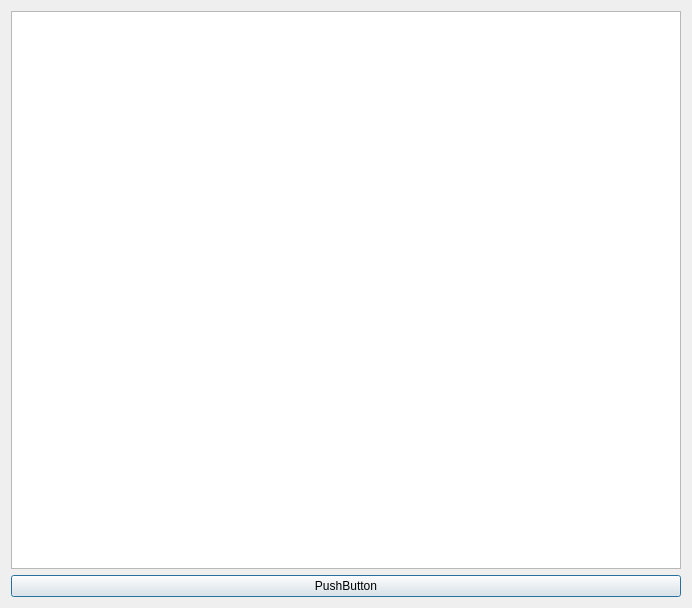
Old version of the form FzOverview.ui in the repository pyphil/Kursbuch.
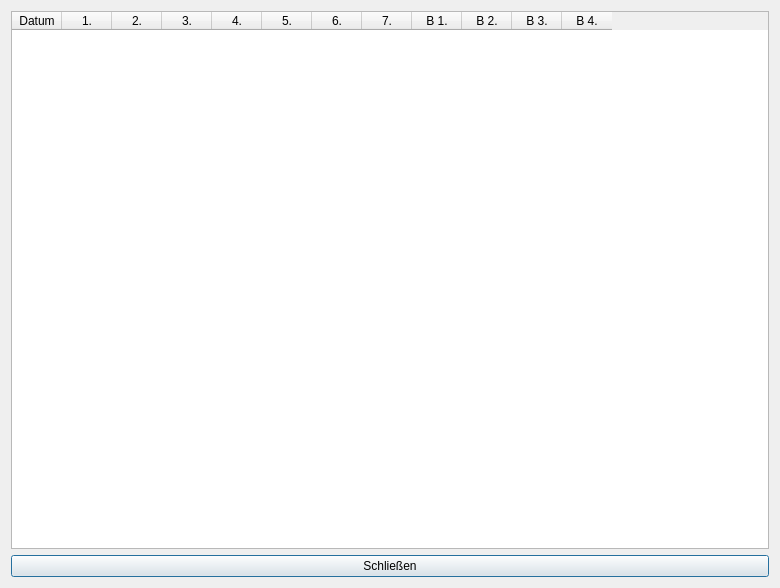
New version of the form. Icons and pictures are not drawn.

Commit message: FzOverview tableWidget + Block

Patch:
```diff
--- a/FzOverview.ui
+++ b/FzOverview.ui
@@ -6,22 +6,89 @@
    <rect>
     <x>0</x>
     <y>0</y>
-    <width>692</width>
-    <height>608</height>
+    <width>780</width>
+    <height>588</height>
    </rect>
   </property>
   <property name="windowTitle">
    <string>Dialog</string>
   </property>
   <layout class="QGridLayout" name="gridLayout">
-   <item row="0" column="0">
-    <widget class="QTableWidget" name="tableWidget"/>
+   <item row="2" column="0">
+    <widget class="QPushButton" name="pushButtonSchliessen">
+     <property name="text">
+      <string>Schließen</string>
+     </property>
+    </widget>
    </item>
    <item row="1" column="0">
-    <widget class="QPushButton" name="pushButton">
-     <property name="text">
-      <string>PushButton</string>
+    <widget class="QTableWidget" name="tableWidget">
+     <property name="editTriggers">
+      <set>QAbstractItemView::NoEditTriggers</set>
      </property>
+     <attribute name="horizontalHeaderDefaultSectionSize">
+      <number>50</number>
+     </attribute>
+     <column>
+      <property name="text">
+       <string>Datum</string>
+      </property>
+     </column>
+     <column>
+      <property name="text">
+       <string>1.</string>
+      </property>
+     </column>
+     <column>
+      <property name="text">
+       <string>2.</string>
+      </property>
+     </column>
+     <column>
+      <property name="text">
+       <string>3.</string>
+      </property>
+     </column>
+     <column>
+      <property name="text">
+       <string>4.</string>
+      </property>
+     </column>
+     <column>
+      <property name="text">
+       <string>5.</string>
+      </property>
+     </column>
+     <column>
+      <property name="text">
+       <string>6.</string>
+      </property>
+     </column>
+     <column>
+      <property name="text">
+       <string>7.</string>
+      </property>
+     </column>
+     <column>
+      <property name="text">
+       <string>B 1.</string>
+      </property>
+     </column>
+     <column>
+      <property name="text">
+       <string>B 2.</string>
+      </property>
+     </column>
+     <column>
+      <property name="text">
+       <string>B 3.</string>
+      </property>
+     </column>
+     <column>
+      <property name="text">
+       <string>B 4.</string>
+      </property>
+     </column>
     </widget>
    </item>
   </layout>
```
Left out of the diff: 10 changed lines with no effect on the pictures. The commit also changes 2 other files.
